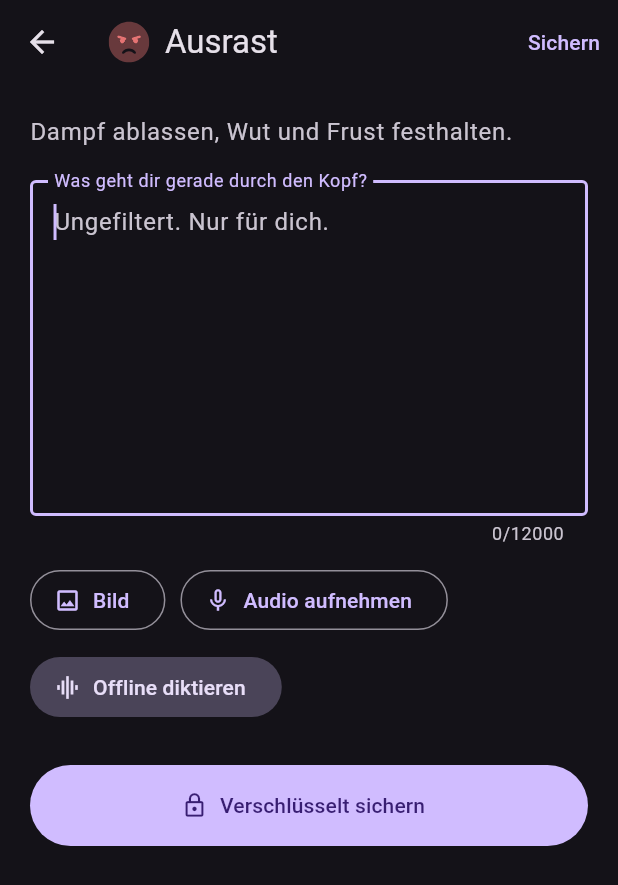
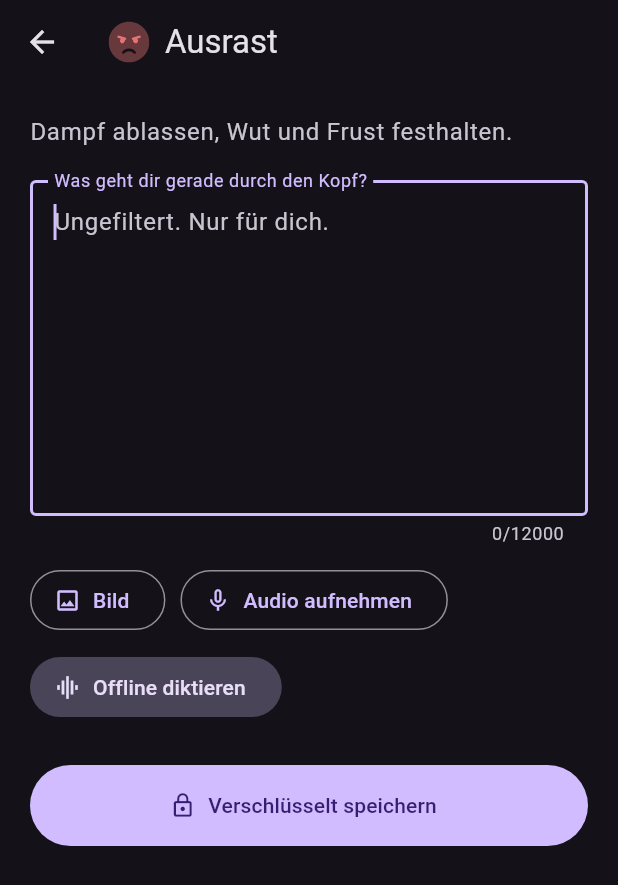
Before and after one commit to maheis/filterlos.ich, a Flutter app: the CapturePage screen opened directly with sample values from the repository, on a phone screen of 412 x 824 dp. Shown: the top 885 px of the screen. Run offline on Flutter 3.47's test engine with Material 3 defaults, Android fonts, the phone set to English and light mode, and no system bars; our stand-ins replace audioplayers, file_picker, flutter_secure_storage, flutter_svg, local_auth, speech_to_text; missing offline and left inert: cryptography, llm_llamacpp, record; accounts and stored records are empty.

Commit message:
Enhance CategoryIcon with stealth mode and update related UI components; implement entry grouping by day and adjust snackbar themes for stealth mode

```diff
--- a/lib/category_icon.dart
+++ b/lib/category_icon.dart
@@ -4,14 +4,20 @@ import 'package:flutter_svg/flutter_svg.dart';
 import 'models.dart';
 
 class CategoryIcon extends StatelessWidget {
-  const CategoryIcon({super.key, required this.category, required this.size});
+  const CategoryIcon({
+    super.key,
+    required this.category,
+    required this.size,
+    this.stealth = false,
+  });
 
   final EmotionCategory category;
   final double size;
+  final bool stealth;
 
   @override
   Widget build(BuildContext context) {
-    final (asset, color) = switch (category.id) {
+    final (asset, categoryColor) = switch (category.id) {
       'vent' => ('angry.svg', Color(category.colorValue)),
       'joy' => ('grin-beam.svg', Color(category.colorValue)),
       'sadness' => ('sad-tear.svg', Color(category.colorValue)),
@@ -20,6 +26,7 @@ class CategoryIcon extends StatelessWidget {
       'chaos' => ('dizzy.svg', Color(category.colorValue)),
       _ => ('surprise.svg', Colors.white),
     };
+    final color = stealth ? const Color(0xFF777777) : categoryColor;
 
     return SvgPicture.asset(
       'assets/icons/$asset',
--- a/lib/pages/capture_page.dart
+++ b/lib/pages/capture_page.dart
@@ -256,17 +256,15 @@ class _CapturePageState extends State<CapturePage> {
         title: Row(
           mainAxisSize: MainAxisSize.min,
           children: [
-            CategoryIcon(category: category, size: 28),
+            CategoryIcon(
+              category: category,
+              size: 28,
+              stealth: widget.controller.settings.stealthMode,
+            ),
             const SizedBox(width: 10),
             Flexible(child: Text(category.name)),
           ],
         ),
-        actions: [
-          TextButton(
-            onPressed: _isSaving ? null : _saveEntry,
-            child: const Text('Sichern'),
-          ),
-        ],
       ),
       body: SafeArea(
         child: Center(
@@ -375,7 +373,11 @@ class _CapturePageState extends State<CapturePage> {
                           child: CircularProgressIndicator(strokeWidth: 2),
                         )
                       : const Icon(Icons.lock_outline),
-                  label: Text(_isSaving ? 'Sichere…' : 'Verschlüsselt sichern'),
+                  label: Text(
+                    _isSaving
+                        ? 'Speichere verschlüsselt…'
+                        : 'Verschlüsselt speichern',
+                  ),
                   style: FilledButton.styleFrom(
                     minimumSize: const Size.fromHeight(54),
                   ),
--- a/lib/pages/home_page.dart
+++ b/lib/pages/home_page.dart
@@ -99,7 +99,7 @@ class FilterlosHomePage extends StatelessWidget {
                     ),
                   ),
                   icon: const Icon(Icons.lock_outline),
-                  label: const Text('Timeline öffnen'),
+                  label: const Text('Verschlüsselte Timeline öffnen'),
                   style: OutlinedButton.styleFrom(
                     minimumSize: const Size.fromHeight(54),
                   ),
@@ -154,7 +154,9 @@ class _EmotionTile extends StatelessWidget {
         clipBehavior: Clip.antiAlias,
         child: InkWell(
           onTap: onTap,
-          child: Center(child: CategoryIcon(category: category, size: 56)),
+          child: Center(
+            child: CategoryIcon(category: category, size: 56, stealth: stealth),
+          ),
         ),
       ),
     );
```
Also changed, not shown: lib/models.dart (+13 -0 lines), lib/pages/timeline_page.dart (+115 -18 lines), lib/ui_settings.dart (+9 -0 lines), 2 other files.
